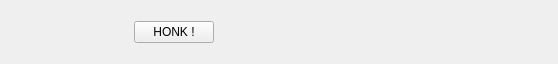
Above: ui/GameWidget.ui from Auliyaa/arduboy-manager before the change. Below: the same form after it.
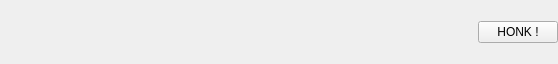
That is the form after the change.

```diff
--- a/ui/GameWidget.ui
+++ b/ui/GameWidget.ui
@@ -55,24 +55,33 @@
     </widget>
    </item>
    <item>
-    <widget class="QPushButton" name="installButton">
+    <widget class="QLabel" name="title">
+     <property name="sizePolicy">
+      <sizepolicy hsizetype="Expanding" vsizetype="Preferred">
+       <horstretch>0</horstretch>
+       <verstretch>0</verstretch>
+      </sizepolicy>
+     </property>
+     <property name="styleSheet">
+      <string notr="true">font: 700 22pt &quot;Comic Sans MS&quot;;</string>
+     </property>
      <property name="text">
-      <string>HONK !</string>
+      <string/>
      </property>
     </widget>
    </item>
    <item>
-    <spacer name="horizontalSpacer">
-     <property name="orientation">
-      <enum>Qt::Orientation::Horizontal</enum>
+    <widget class="QPushButton" name="installButton">
+     <property name="sizePolicy">
+      <sizepolicy hsizetype="Maximum" vsizetype="Fixed">
+       <horstretch>0</horstretch>
+       <verstretch>0</verstretch>
+      </sizepolicy>
      </property>
-     <property name="sizeHint" stdset="0">
-      <size>
-       <width>40</width>
-       <height>20</height>
-      </size>
+     <property name="text">
+      <string>HONK !</string>
      </property>
-    </spacer>
+    </widget>
    </item>
   </layout>
  </widget>
```
